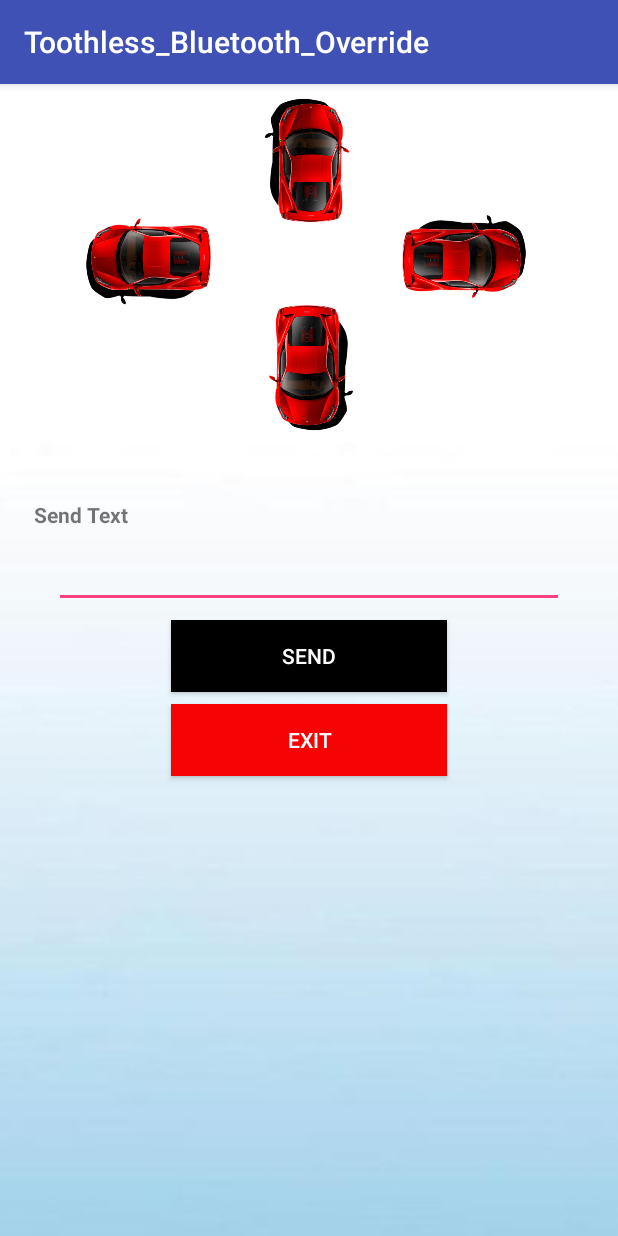
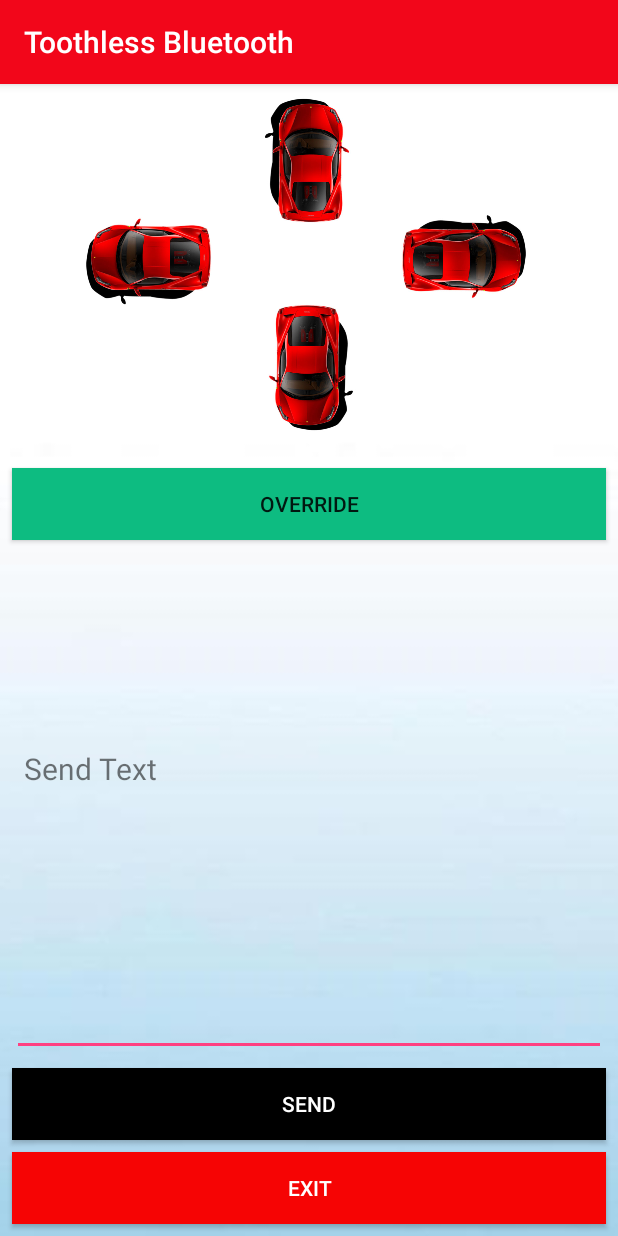
Before and after one commit to phantom-5/Toothless, an Android app: the screen it shows after launch (MainActivity), on a phone screen of 412 x 824 dp. Run offline under Robolectric (Android 15) with nearby library versions, the phone set to English and light mode, and no system bars.

Commit message:
layout changes to bluetooth app

```diff
--- a/Toothless_Bluetooth_Override/app/src/main/res/layout/activity_main.xml
+++ b/Toothless_Bluetooth_Override/app/src/main/res/layout/activity_main.xml
@@ -9,7 +9,7 @@
      >
 
     <Button
-        android:id="@+id/button2"
+        android:id="@+id/up"
         android:layout_width="73dp"
         android:layout_height="86dp"
         android:layout_marginEnd="8dp"
@@ -22,7 +22,7 @@
         app:layout_constraintTop_toTopOf="parent" />
 
     <Button
-        android:id="@+id/button3"
+        android:id="@+id/left"
         android:layout_width="86dp"
         android:layout_height="73dp"
         android:layout_marginStart="56dp"
@@ -33,7 +33,7 @@
         app:layout_constraintTop_toTopOf="parent" />
 
     <Button
-        android:id="@+id/button4"
+        android:id="@+id/right"
         android:layout_width="86dp"
         android:layout_height="73dp"
         android:layout_marginEnd="60dp"
@@ -44,7 +44,7 @@
         app:layout_constraintTop_toTopOf="parent" />
 
     <Button
-        android:id="@+id/button5"
+        android:id="@+id/back"
         android:layout_width="73dp"
         android:layout_height="86dp"
         android:layout_marginEnd="8dp"
@@ -55,61 +55,75 @@
         app:layout_constraintEnd_toEndOf="parent"
         app:layout_constraintHorizontal_bias="0.501"
         app:layout_constraintStart_toStartOf="parent"
-        app:layout_constraintTop_toBottomOf="@+id/button2" />
+        app:layout_constraintTop_toBottomOf="@+id/up" />
 
     <EditText
         android:id="@+id/editText"
-        android:layout_width="340dp"
-        android:layout_height="wrap_content"
+        android:layout_width="match_parent"
+        android:layout_height="45dp"
+        android:layout_marginBottom="8dp"
         android:layout_marginEnd="8dp"
         android:layout_marginStart="8dp"
-        android:layout_marginTop="72dp"
         android:ems="10"
         android:inputType="textMultiLine"
+        app:layout_constraintBottom_toTopOf="@+id/send"
         app:layout_constraintEnd_toEndOf="parent"
-        app:layout_constraintHorizontal_bias="0.503"
-        app:layout_constraintStart_toStartOf="parent"
-        app:layout_constraintTop_toBottomOf="@+id/button5" />
+        app:layout_constraintStart_toStartOf="parent" />
 
     <TextView
         android:id="@+id/textView"
         android:layout_width="wrap_content"
         android:layout_height="wrap_content"
+        android:layout_marginBottom="8dp"
         android:layout_marginEnd="8dp"
         android:layout_marginStart="8dp"
-        android:layout_marginTop="124dp"
+        android:layout_marginTop="164dp"
         android:text="Send Text"
-        android:textStyle="bold"
+        android:textSize="20sp"
+        app:layout_constraintBottom_toTopOf="@+id/editText"
         app:layout_constraintEnd_toEndOf="parent"
-        app:layout_constraintHorizontal_bias="0.045"
+        app:layout_constraintHorizontal_bias="0.026"
         app:layout_constraintStart_toStartOf="parent"
-        app:layout_constraintTop_toBottomOf="@+id/button3" />
+        app:layout_constraintTop_toBottomOf="@+id/left" />
 
     <Button
-        android:id="@+id/button6"
-        android:layout_width="184dp"
+        android:id="@+id/send"
+        android:layout_width="match_parent"
+        android:layout_height="wrap_content"
+        android:layout_marginBottom="8dp"
+        android:layout_marginEnd="8dp"
+        android:layout_marginStart="8dp"
+        android:background="#000"
+        android:text="Send"
+        android:textColor="#fff"
+        app:layout_constraintBottom_toTopOf="@+id/exit"
+        app:layout_constraintEnd_toEndOf="parent"
+        app:layout_constraintStart_toStartOf="parent" />
+
+    <Button
+        android:id="@+id/exit"
+        android:layout_width="match_parent"
+        android:layout_height="wrap_content"
+        android:layout_marginBottom="8dp"
+        android:layout_marginEnd="8dp"
+        android:layout_marginStart="8dp"
+        android:background="#f60404"
+        android:text="Exit"
+        android:textColor="#fff"
+        app:layout_constraintBottom_toBottomOf="parent"
+        app:layout_constraintEnd_toEndOf="parent"
+        app:layout_constraintStart_toStartOf="parent" />
+
+    <Button
+        android:id="@+id/button9"
+        android:layout_width="match_parent"
         android:layout_height="wrap_content"
         android:layout_marginEnd="8dp"
         android:layout_marginStart="8dp"
-        android:layout_marginTop="8dp"
-        android:background="#000"
-        android:text="Send"
-        android:textColor="#fff"
+        android:layout_marginTop="24dp"
+        android:text="Override"
+        android:background="#0dbc81"
         app:layout_constraintEnd_toEndOf="parent"
         app:layout_constraintStart_toStartOf="parent"
-        app:layout_constraintTop_toBottomOf="@+id/editText" />
-
-    <Button
-        android:id="@+id/button7"
-        android:layout_width="184dp"
-        android:layout_height="wrap_content"
-        android:layout_marginEnd="8dp"
-        android:layout_marginStart="8dp"
-        android:layout_marginTop="8dp"
-        android:background="#f60404"
-        android:text="Exit"
-        android:textColor="#fff"
-        app:layout_constraintEnd_toEndOf="parent"
-        app:layout_constraintStart_toStartOf="parent"
-        app:layout_constraintTop_toBottomOf="@+id/button6" />
+        app:layout_constraintTop_toBottomOf="@+id/back" />
 </android.support.constraint.ConstraintLayout>
--- a/Toothless_Bluetooth_Override/app/src/main/res/values/colors.xml
+++ b/Toothless_Bluetooth_Override/app/src/main/res/values/colors.xml
@@ -1,6 +1,6 @@
 <?xml version="1.0" encoding="utf-8"?>
 <resources>
-    <color name="colorPrimary">#3F51B5</color>
-    <color name="colorPrimaryDark">#303F9F</color>
+    <color name="colorPrimary">#f2061a</color>
+    <color name="colorPrimaryDark">#f2061a</color>
     <color name="colorAccent">#FF4081</color>
 </resources>
--- a/Toothless_Bluetooth_Override/app/src/main/res/values/strings.xml
+++ b/Toothless_Bluetooth_Override/app/src/main/res/values/strings.xml
@@ -1,3 +1,3 @@
 <resources>
-    <string name="app_name">Toothless_Bluetooth_Override</string>
+    <string name="app_name">Toothless Bluetooth</string>
 </resources>
```
